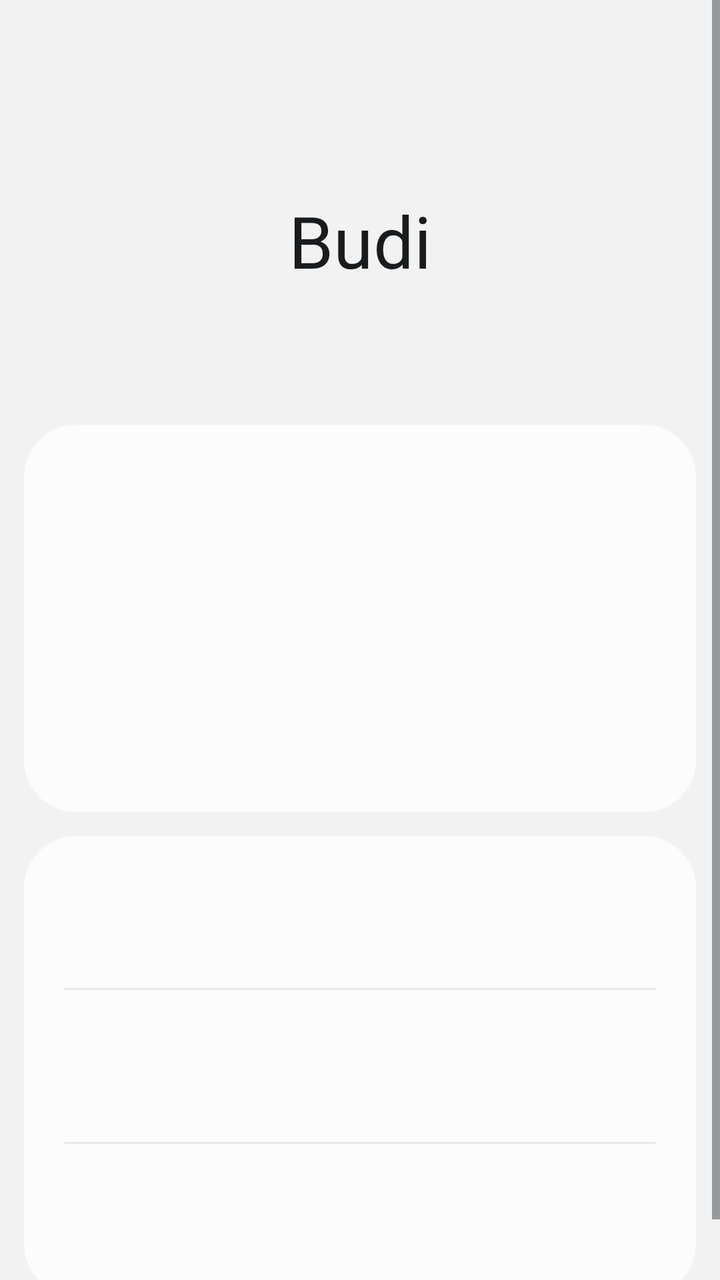
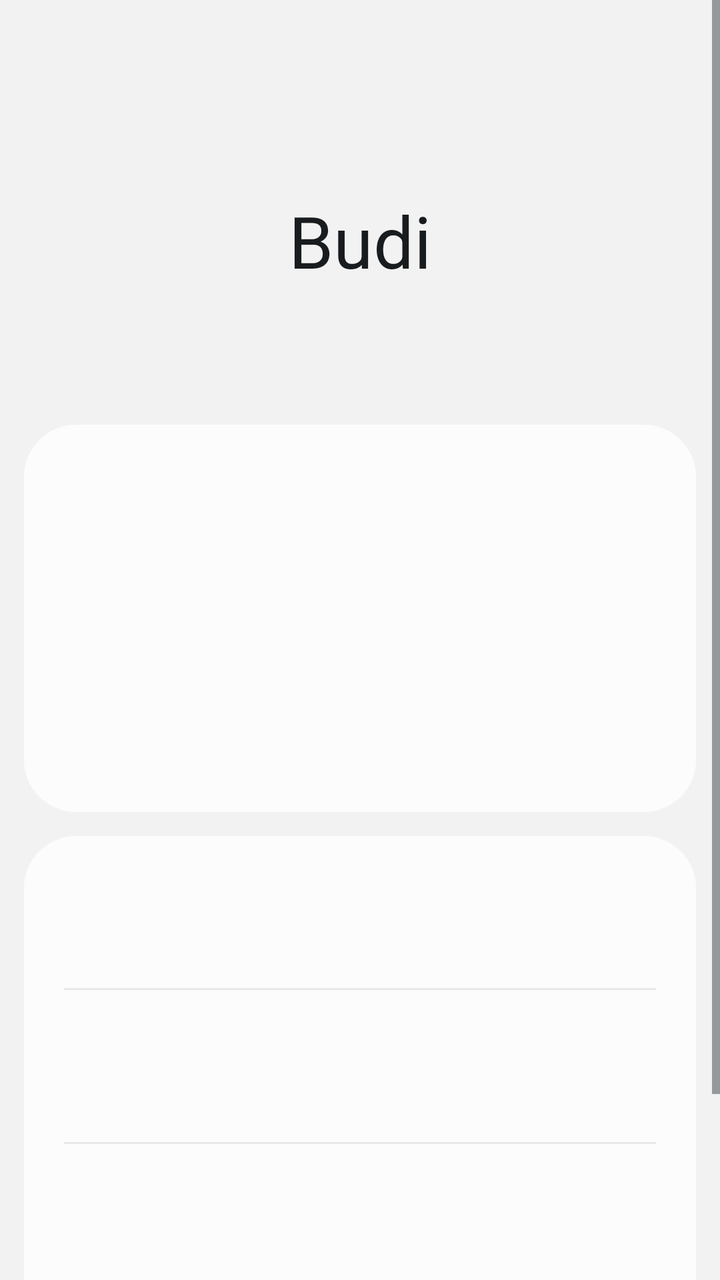

Screens rendered from an Android XML layout before and after an edit, with the pre-edit source and the edit as a unified diff.
<!-- AndroidManifest.xml: application theme Theme.Budi -->
<!-- res/layout/activity_main.xml -->
<?xml version="1.0" encoding="utf-8"?>
<ScrollView xmlns:android="http://schemas.android.com/apk/res/android"
    android:layout_width="match_parent"
    android:layout_height="match_parent"
    android:fitsSystemWindows="true">

    <LinearLayout
        android:layout_width="match_parent"
        android:layout_height="wrap_content"
        android:orientation="vertical"
        android:paddingHorizontal="12dp"
        android:paddingBottom="24dp">

        <TextView
            android:layout_width="match_parent"
            android:layout_height="wrap_content"
            android:gravity="center"
            android:paddingTop="96dp"
            android:paddingBottom="56dp"
            android:text="@string/app_name"
            android:textColor="?android:attr/textColorPrimary"
            android:textSize="36sp" />

        <LinearLayout
            style="@style/Card"
            android:gravity="center_horizontal"
            android:paddingHorizontal="20dp"
            android:paddingVertical="28dp">

            <ImageView
                android:id="@+id/mode_icon"
                android:layout_width="72dp"
                android:layout_height="72dp"
                android:importantForAccessibility="no"
                android:tint="?android:attr/colorAccent" />

            <TextView
                android:id="@+id/mode_label"
                android:layout_width="wrap_content"
                android:layout_height="wrap_content"
                android:layout_marginTop="12dp"
                android:gravity="center"
                android:textColor="?android:attr/textColorPrimary"
                android:textSize="22sp" />

            <TextView
                android:id="@+id/mode_detail"
                android:layout_width="wrap_content"
                android:layout_height="wrap_content"
                android:layout_marginTop="4dp"
                android:gravity="center"
                android:textColor="?android:attr/textColorSecondary"
                android:textSize="15sp" />
        </LinearLayout>

        <LinearLayout
            style="@style/Card"
            android:divider="@drawable/divider"
            android:showDividers="middle">

            <include
                android:id="@+id/row_bluetooth"
                layout="@layout/row" />

            <include
                android:id="@+id/row_shizuku"
                layout="@layout/row" />

            <include
                android:id="@+id/row_battery"
                layout="@layout/row" />
        </LinearLayout>
    </LinearLayout>
</ScrollView>
<!-- res/layout/row.xml (included above) -->
<?xml version="1.0" encoding="utf-8"?>
<LinearLayout xmlns:android="http://schemas.android.com/apk/res/android"
    android:layout_width="match_parent"
    android:layout_height="wrap_content"
    android:gravity="center_vertical"
    android:minHeight="72dp"
    android:paddingVertical="14dp"
    android:paddingStart="20dp"
    android:paddingEnd="8dp">

    <LinearLayout
        android:layout_width="0dp"
        android:layout_height="wrap_content"
        android:layout_weight="1"
        android:orientation="vertical">

        <TextView
            android:id="@+id/title"
            android:layout_width="wrap_content"
            android:layout_height="wrap_content"
            android:textColor="?android:attr/textColorPrimary"
            android:textSize="17sp" />

        <TextView
            android:id="@+id/summary"
            android:layout_width="wrap_content"
            android:layout_height="wrap_content"
            android:layout_marginTop="2dp"
            android:textColor="?android:attr/textColorSecondary"
            android:textSize="14sp" />
    </LinearLayout>

    <Button
        android:id="@+id/action"
        style="?android:attr/borderlessButtonStyle"
        android:layout_width="wrap_content"
        android:layout_height="wrap_content"
        android:layout_marginStart="8dp" />
</LinearLayout>
<!-- resources referenced by this layout -->
<resources>
  <!-- drawable divider (drawable) -->
  <?xml version="1.0" encoding="utf-8"?>
  <inset xmlns:android="http://schemas.android.com/apk/res/android"
      android:insetLeft="20dp"
      android:insetRight="20dp">
      <shape>
          <size android:height="1dp" />
          <solid android:color="@color/divider" />
      </shape>
  </inset>
  <string name="app_name">Budi</string>
  <style name="Card">
          <item name="android:layout_width">match_parent</item>
          <item name="android:layout_height">wrap_content</item>
          <item name="android:layout_marginTop">12dp</item>
          <item name="android:background">@drawable/card</item>
          <item name="android:orientation">vertical</item>
      </style>
  <style name="Theme.Budi" parent="@android:style/Theme.DeviceDefault.DayNight">
          <item name="android:windowActionBar">false</item>
          <item name="android:windowNoTitle">true</item>
          <item name="android:windowBackground">@color/page</item>
          <item name="android:windowLightStatusBar">@bool/light_bars</item>
          <item name="android:windowLightNavigationBar">@bool/light_bars</item>
      </style>
  <color name="divider">#14000000</color>
  <!-- drawable card (drawable) -->
  <?xml version="1.0" encoding="utf-8"?>
  <shape xmlns:android="http://schemas.android.com/apk/res/android">
      <solid android:color="@color/card" />
      <corners android:radius="26dp" />
  </shape>
  <color name="page">#F2F2F2</color>
  <color name="card">#FCFCFC</color>
</resources>

<!-- the commit's change to res/layout/activity_main.xml (unified diff, before → after) -->
@@ -69,6 +69,10 @@
             <include
                 android:id="@+id/row_battery"
                 layout="@layout/row" />
+
+            <include
+                android:id="@+id/row_report"
+                layout="@layout/row" />
         </LinearLayout>
     </LinearLayout>
 </ScrollView>
